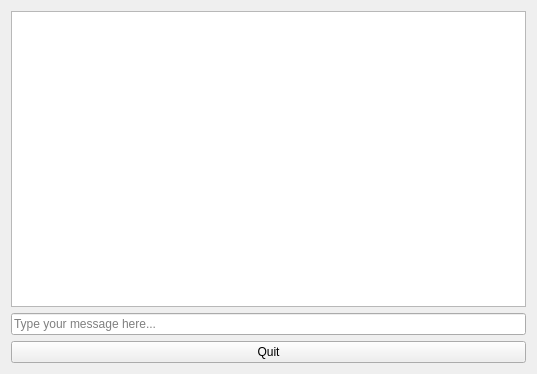
Qt form chatClient/clientWid3.ui (marcustedesco/HW7group) before a commit.
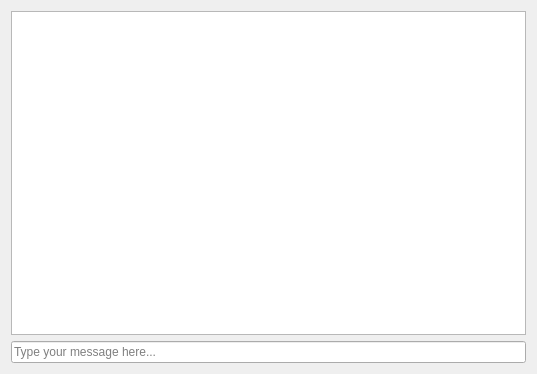
The same form after that commit.

Diff of the .ui file:
```diff
--- a/chatClient/clientWid3.ui
+++ b/chatClient/clientWid3.ui
@@ -31,10 +31,10 @@
      </property>
     </widget>
    </item>
-   <item row="2" column="0">
-    <widget class="QPushButton" name="quitButton">
-     <property name="text">
-      <string>Quit</string>
+   <item row="0" column="0">
+    <widget class="QTextEdit" name="messagesBox">
+     <property name="readOnly">
+      <bool>true</bool>
      </property>
     </widget>
    </item>
```
Left out of the diff: 7 changed lines with no effect on the pictures.
